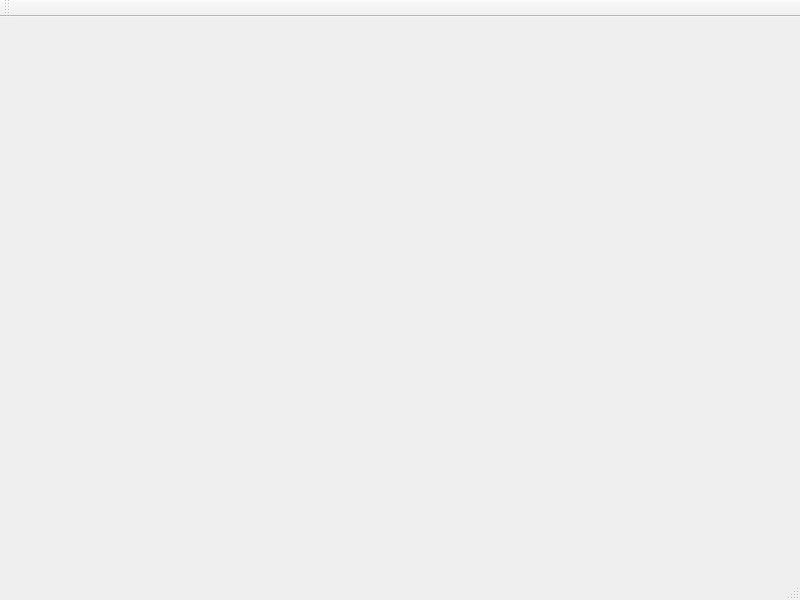
adhoc2/HEXplorer_qt5, file src/graphverify.ui: the form before one commit.
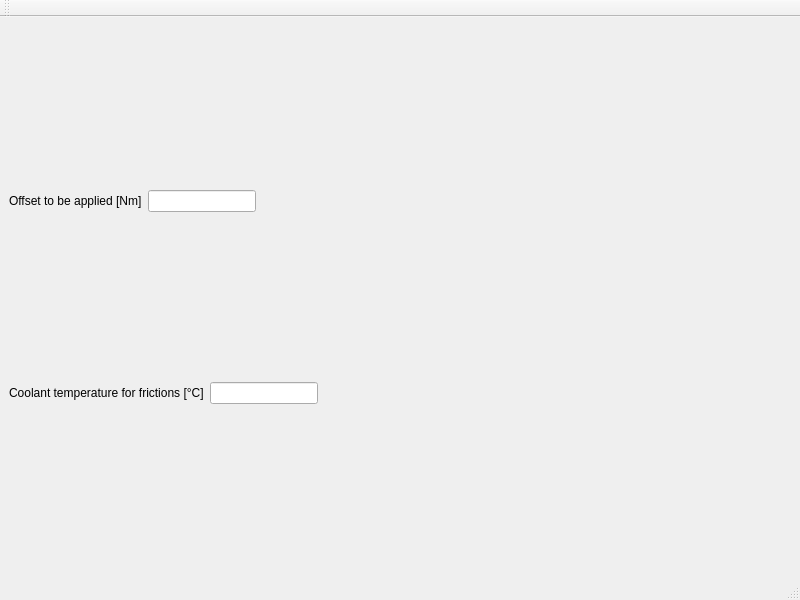
The form after the commit.

Patch:
```diff
--- a/src/graphverify.ui
+++ b/src/graphverify.ui
@@ -15,6 +15,80 @@
   </property>
   <widget class="QWidget" name="centralwidget">
    <layout class="QVBoxLayout" name="verticalLayout_2">
+    <item>
+     <layout class="QHBoxLayout" name="horizontalLayout_2">
+      <item>
+       <widget class="QLabel" name="label_2">
+        <property name="text">
+         <string>Offset to be applied [Nm]</string>
+        </property>
+       </widget>
+      </item>
+      <item>
+       <widget class="QLineEdit" name="lineEdit_2">
+        <property name="sizePolicy">
+         <sizepolicy hsizetype="Minimum" vsizetype="Fixed">
+          <horstretch>0</horstretch>
+          <verstretch>0</verstretch>
+         </sizepolicy>
+        </property>
+       </widget>
+      </item>
+      <item>
+       <spacer name="horizontalSpacer_2">
+        <property name="orientation">
+         <enum>Qt::Horizontal</enum>
+        </property>
+        <property name="sizeHint" stdset="0">
+         <size>
+          <width>40</width>
+          <height>20</height>
+         </size>
+        </property>
+       </spacer>
+      </item>
+     </layout>
+    </item>
+    <item>
+     <layout class="QHBoxLayout" name="horizontalLayout">
+      <property name="sizeConstraint">
+       <enum>QLayout::SetDefaultConstraint</enum>
+      </property>
+      <item>
+       <widget class="QLabel" name="label">
+        <property name="text">
+         <string>Coolant temperature for frictions [°C]</string>
+        </property>
+       </widget>
+      </item>
+      <item>
+       <widget class="QLineEdit" name="lineEdit">
+        <property name="enabled">
+         <bool>true</bool>
+        </property>
+        <property name="sizePolicy">
+         <sizepolicy hsizetype="Minimum" vsizetype="Fixed">
+          <horstretch>0</horstretch>
+          <verstretch>0</verstretch>
+         </sizepolicy>
+        </property>
+       </widget>
+      </item>
+      <item>
+       <spacer name="horizontalSpacer">
+        <property name="orientation">
+         <enum>Qt::Horizontal</enum>
+        </property>
+        <property name="sizeHint" stdset="0">
+         <size>
+          <width>40</width>
+          <height>20</height>
+         </size>
+        </property>
+       </spacer>
+      </item>
+     </layout>
+    </item>
     <item>
      <layout class="QVBoxLayout" name="verticalLayout"/>
     </item>
```
Left out of the diff: 2 changed lines with no effect on the pictures.
